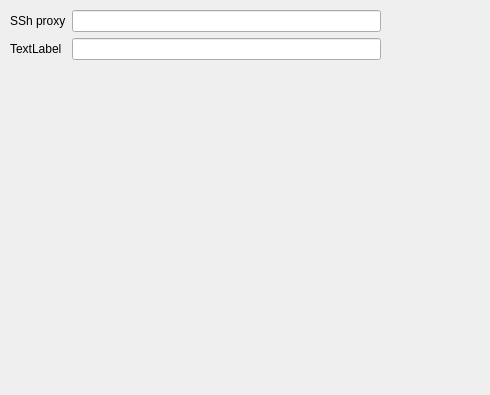
Old version of the form src/gui/QT/applicationsettingstab.ui in the repository mit-spbau-ru/Syrop.
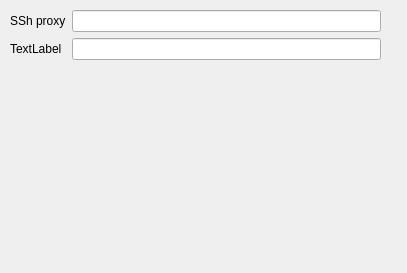
New version of the form.

Commit message: Model connect with main window

Patch:
```diff
--- a/src/gui/QT/applicationsettingstab.ui
+++ b/src/gui/QT/applicationsettingstab.ui
@@ -6,8 +6,8 @@
    <rect>
     <x>0</x>
     <y>0</y>
-    <width>490</width>
-    <height>395</height>
+    <width>407</width>
+    <height>273</height>
    </rect>
   </property>
   <property name="windowTitle">
```
The commit also changes 6 other files.
